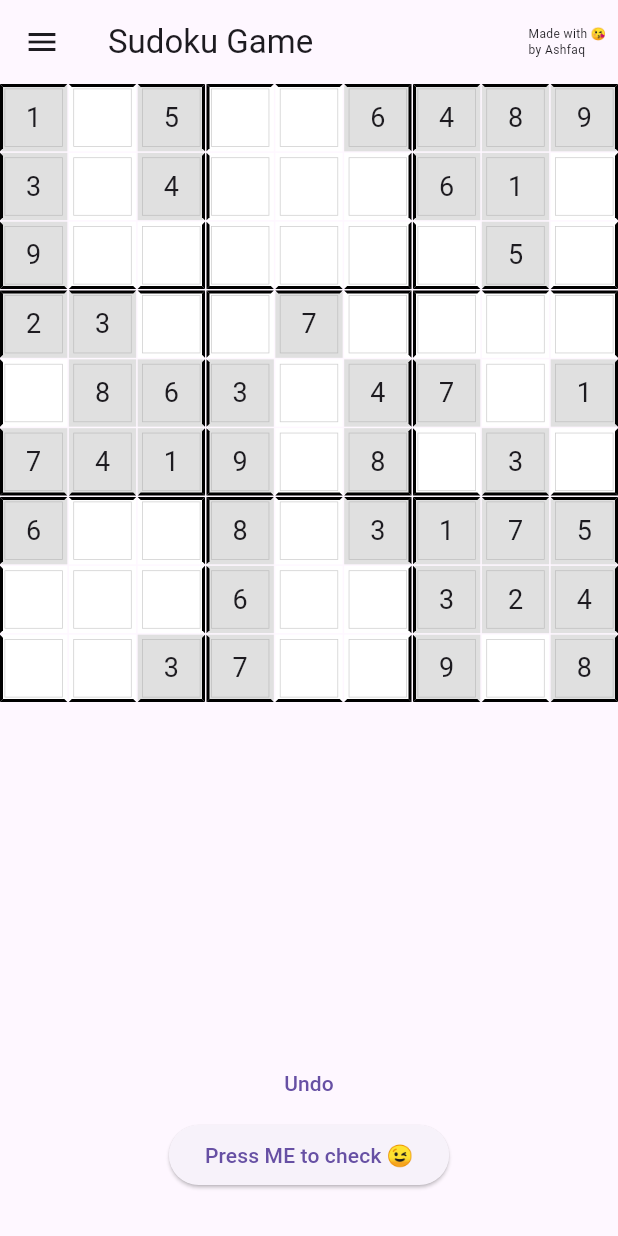
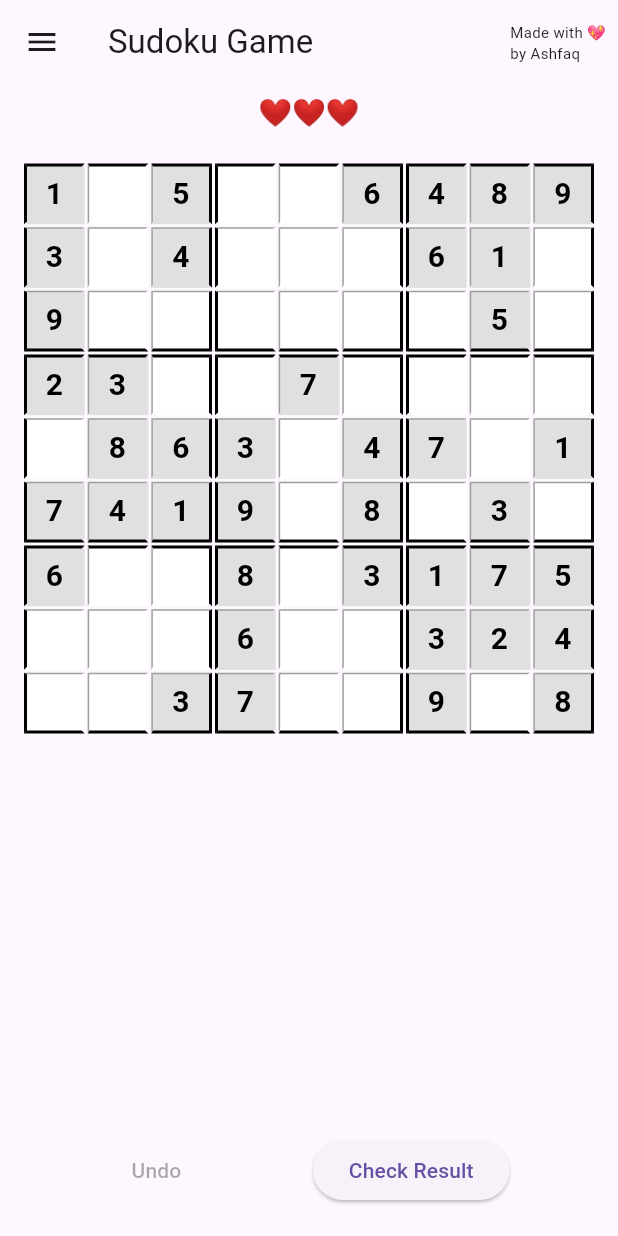
Before and after one commit to aacfahim/sudoku, a Flutter app: the screen it shows after launch, on a phone screen of 412 x 824 dp. Run offline on Flutter 3.47's test engine with Material 3 defaults, Android fonts, the phone set to English and light mode, and no system bars; our stand-ins replace shared_preferences.

Commit message:
life decreasing on wrong attempt added with some minor bug fixes

```diff
--- /dev/null
+++ b/lib/SudokuBoard.dart
@@ -0,0 +1,90 @@
+import 'dart:math';
+
+import 'package:flutter/material.dart';
+import 'package:provider/provider.dart';
+import 'package:sudoku_app/SudokoProvider.dart';
+
+class SudokuBoard extends StatelessWidget {
+  @override
+  Widget build(BuildContext context) {
+    final sudokuProvider = context.watch<SudokuProvider>();
+
+    return GridView.builder(
+      padding: EdgeInsets.all(16),
+      gridDelegate: SliverGridDelegateWithFixedCrossAxisCount(
+        crossAxisCount: 9,
+        crossAxisSpacing: 2,
+        mainAxisSpacing: 2,
+      ),
+      itemCount: 81,
+      itemBuilder: (context, index) {
+        int row = index ~/ 9;
+        int col = index % 9;
+        int value = sudokuProvider.board[row][col];
+        bool isWrong = sudokuProvider.wrongCells.contains(Point(row, col));
+
+        return GestureDetector(
+          onTap: () {
+            if (value == 0 && sudokuProvider.lives > 0) {
+              _showNumberInputDialog(context, row, col);
+            }
+          },
+          child: Container(
+            decoration: BoxDecoration(
+              border: Border(
+                left: BorderSide(
+                    color: col % 3 == 0 ? Colors.black : Colors.grey,
+                    width: col % 3 == 0 ? 2 : 1),
+                top: BorderSide(
+                    color: row % 3 == 0 ? Colors.black : Colors.grey,
+                    width: row % 3 == 0 ? 2 : 1),
+                right: BorderSide(
+                    color: col % 3 == 2 ? Colors.black : Colors.transparent,
+                    width: 2),
+                bottom: BorderSide(
+                    color: row % 3 == 2 ? Colors.black : Colors.transparent,
+                    width: 2),
+              ),
+              color: isWrong
+                  ? Colors.red.withOpacity(0.3)
+                  : (value == 0 ? Colors.white : Colors.grey[300]),
+            ),
+            child: Center(
+              child: Text(
+                value == 0 ? "" : value.toString(),
+                style: TextStyle(
+                    fontSize: 20,
+                    fontWeight: FontWeight.bold,
+                    color: isWrong ? Colors.red : Colors.black),
+              ),
+            ),
+          ),
+        );
+      },
+    );
+  }
+
+  void _showNumberInputDialog(BuildContext context, int row, int col) {
+    showDialog(
+      context: context,
+      builder: (context) {
+        return AlertDialog(
+          title: Text("Enter a number"),
+          content: Wrap(
+            children: List.generate(9, (index) {
+              return ElevatedButton(
+                onPressed: () {
+                  context
+                      .read<SudokuProvider>()
+                      .updateCell(row, col, index + 1);
+                  Navigator.pop(context);
+                },
+                child: Text("${index + 1}"),
+              );
+            }),
+          ),
+        );
+      },
+    );
+  }
+}
--- a/lib/SudokuScreen.dart
+++ b/lib/SudokuScreen.dart
@@ -1,10 +1,15 @@
 import 'package:flutter/material.dart';
 import 'package:provider/provider.dart';
-import 'SudokoProvider.dart';
+import 'package:sudoku_app/SudokoProvider.dart';
+import 'dart:math';
+
+import 'package:sudoku_app/SudokuBoard.dart';
 
 class SudokuScreen extends StatelessWidget {
   @override
   Widget build(BuildContext context) {
+    final sudokuProvider = context.watch<SudokuProvider>();
+
     return Scaffold(
       appBar: AppBar(
         title: Text("Sudoku Game"),
@@ -12,10 +17,10 @@ class SudokuScreen extends StatelessWidget {
           Padding(
             padding: const EdgeInsets.all(8.0),
             child: Text(
-              "Made with 😘\nby Ashfaq",
-              style: TextStyle(fontSize: 8),
+              "Made with 💖\nby Ashfaq",
+              style: TextStyle(fontSize: 10),
             ),
-          )
+          ),
         ],
       ),
       drawer: Drawer(
@@ -33,28 +38,24 @@ class SudokuScreen extends StatelessWidget {
               leading: Icon(Icons.refresh),
               title: Text("Notun kore khelba?\nEkhane tip deo"),
               onTap: () {
-                context.read<SudokuProvider>().generateSudoku();
-                Navigator.pop(context); // Close the drawer
+                context.read<SudokuProvider>().resetGame();
+                Navigator.pop(context);
               },
             ),
             ListTile(
               leading: Icon(Icons.history),
               title: Text("Win History 👇"),
-              onTap: () {
-                Navigator.pop(context); // Close the drawer
-              },
+              onTap: () => Navigator.pop(context),
             ),
             Padding(
               padding: const EdgeInsets.symmetric(horizontal: 16.0),
               child: Column(
                 crossAxisAlignment: CrossAxisAlignment.start,
-                children: context
-                    .watch<SudokuProvider>()
-                    .winHistory
+                children: sudokuProvider.winHistory
                     .map((history) => Padding(
                           padding: const EdgeInsets.symmetric(vertical: 4.0),
                           child: Text(
-                            history,
+                            history, // Add the history text here
                             style: TextStyle(fontSize: 16, color: Colors.black),
                           ),
                         ))
@@ -66,26 +67,78 @@ class SudokuScreen extends StatelessWidget {
       ),
       body: Column(
         children: [
-          Expanded(child: SudokuBoard()),
+          // Display Hearts
+          Padding(
+            padding: const EdgeInsets.all(8.0),
+            child: RichText(
+              text: TextSpan(
+                children: [
+                  TextSpan(
+                    text: '❤️' * sudokuProvider.lives,
+                    style: TextStyle(
+                      fontSize: 18,
+                      fontWeight: FontWeight.bold,
+                      color: Colors.red,
+                    ),
+                  ),
+                  TextSpan(
+                    text: '🖤' * (3 - sudokuProvider.lives),
+                    style: TextStyle(
+                      fontSize: 18,
+                      fontWeight: FontWeight.bold,
+                      color: Colors.grey[400], // Light ash color
+                    ),
+                  ),
+                ],
+              ),
+            ),
+          ),
+
+          // If game is over, show the "Game Over" message
+          if (sudokuProvider.lives == 0)
+            Center(
+              child: Column(
+                children: [
+                  Text(
+                    "Game Over",
+                    style: TextStyle(
+                        fontSize: 30,
+                        fontWeight: FontWeight.bold,
+                        color: Colors.red),
+                  ),
+                  SizedBox(height: 20),
+                  ElevatedButton(
+                    onPressed: () {
+                      sudokuProvider.resetGame();
+                    },
+                    child: Text("Start a new game"),
+                  ),
+                ],
+              ),
+            )
+          else
+            Expanded(child: SudokuBoard()), // Otherwise, show the board
+
+          // Show the game action buttons
+          if (sudokuProvider.lives > 0)
+            Row(
+              mainAxisAlignment: MainAxisAlignment.spaceEvenly,
+              children: [
                 TextButton(
+                  onPressed: sudokuProvider.boardHistory.isNotEmpty
+                      ? () => sudokuProvider.undo()
+                      : null,
+                  child: Text("Undo"),
+                ),
+                ElevatedButton(
                   onPressed: () {
-                context.read<SudokuProvider>().undo();
-              },
-              child: Text("Undo")),
-          Padding(
-            padding: const EdgeInsets.only(bottom: 30),
-            child: ElevatedButton(
-              onPressed: () {
-                if (context.read<SudokuProvider>().isGameWon()) {
-                  context
-                      .read<SudokuProvider>()
-                      .addWinToHistory(); // Save the win history
+                    if (sudokuProvider.isGameWon()) {
+                      sudokuProvider.addWinToHistory();
                       showDialog(
                         context: context,
                         builder: (context) => AlertDialog(
-                      title: Text("Congrats! You Won 😍"),
-                      content: Text(
-                          context.read<SudokuProvider>().getRandomWinMessage()),
+                          title: Text("Congrats! You Won 🎉"),
+                          content: Text(sudokuProvider.getRandomWinMessage()),
                           actions: [
                             TextButton(
                               onPressed: () => Navigator.pop(context),
@@ -100,104 +153,13 @@ class SudokuScreen extends StatelessWidget {
                       );
                     }
                   },
-              child: Text("Press ME to check 😉"),
+                  child: Text("Check Result"),
                 ),
+              ],
             ),
+          SizedBox(height: 20),
         ],
       ),
     );
   }
 }
-
-class SudokuBoard extends StatelessWidget {
-  @override
-  Widget build(BuildContext context) {
-    return GridView.builder(
-      gridDelegate: SliverGridDelegateWithFixedCrossAxisCount(
-        crossAxisCount: 9,
-        crossAxisSpacing: 1,
-        mainAxisSpacing: 1,
-      ),
-      itemCount: 81,
-      itemBuilder: (context, index) {
-        int row = index ~/ 9;
-        int col = index % 9;
-        int value = context.watch<SudokuProvider>().board[row][col];
-
-        // Determine if the current cell is in the border of a 3x3 block
-        bool isIn3x3Border = (row % 3 == 0 || col % 3 == 0);
-
-        return GestureDetector(
-          onTap: () {
-            if (value == 0) {
-              _showNumberInputDialog(context, row, col);
-            }
-          },
-          child: Container(
-            decoration: BoxDecoration(
-              border: Border(
-                left: BorderSide(
-                  color: (col % 3 == 0) ? Colors.black : Colors.transparent,
-                  width: 2,
-                ),
-                top: BorderSide(
-                  color: (row % 3 == 0) ? Colors.black : Colors.transparent,
-                  width: 2,
-                ),
-                right: BorderSide(
-                  color: (col % 3 == 2) ? Colors.black : Colors.transparent,
-                  width: 2,
-                ),
-                bottom: BorderSide(
-                  color: (row % 3 == 2) ? Colors.black : Colors.transparent,
-                  width: 2,
-                ),
-              ),
-              color: value == 0 ? Colors.white : Colors.grey[300],
-            ),
-            child: Container(
-              margin: EdgeInsets.all(1),
-              decoration: BoxDecoration(
-                border: Border.all(
-                  color:
-                      Colors.grey.withOpacity(0.5), // subtle inner border color
-                  width: 0.5,
-                ),
-              ),
-              child: Center(
-                child: Text(
-                  value == 0 ? "" : value.toString(),
-                  style: TextStyle(fontSize: 18),
-                ),
-              ),
-            ),
-          ),
-        );
-      },
-    );
-  }
-
-  void _showNumberInputDialog(BuildContext context, int row, int col) {
-    showDialog(
-      context: context,
-      builder: (context) {
-        return AlertDialog(
-          title: Text("Enter a number babe"),
-          content: Wrap(
-            children: List.generate(9, (index) {
-              return TextButton(
-                onPressed: () {
-                  context
-                      .read<SudokuProvider>()
-                      .updateCell(row, col, index + 1);
-                  Navigator.pop(context);
-                },
-                child: Text("${index + 1}"),
-              );
-            }),
-          ),
-        );
-      },
-    );
-  }
-}
```
Also changed, not shown: lib/SudokoProvider.dart (+90 -19 lines). Lines whose indentation alone changed are shown as unchanged.
